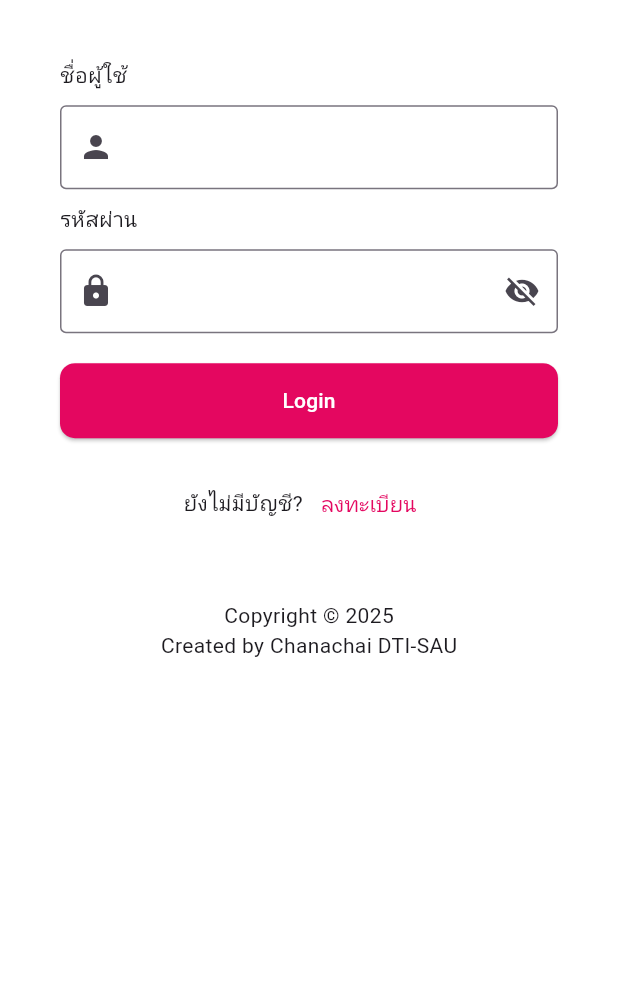
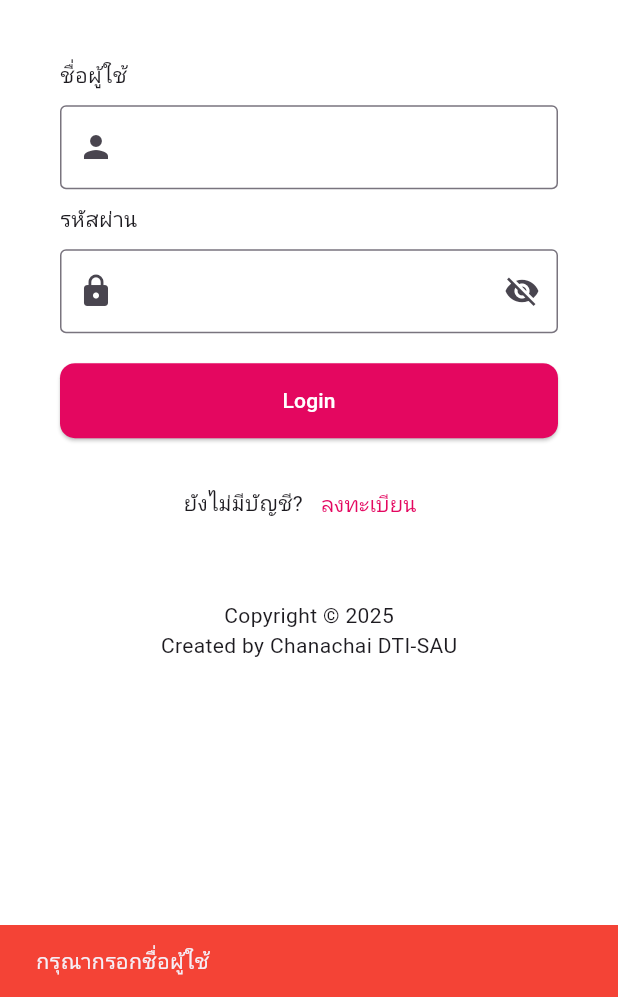
Before and after one commit to Chanachai04/festival_diary_app, a Flutter app: the screen it shows after launch, after a tap on "Login", on a phone screen of 412 x 824 dp, the part 239-1236 px from its top. Run offline on Flutter 3.47's test engine with Material 3 defaults, Android fonts, the phone set to English and light mode, and no system bars; our stand-ins replace dio, image_picker.

Commit message:
ทำระบบ login

```diff
--- /dev/null
+++ b/lib/constants/baseurl_constant.dart
@@ -0,0 +1 @@
+const baseurl = 'http://192.168.1.117:3030';
--- a/lib/views/login_ui.dart
+++ b/lib/views/login_ui.dart
@@ -1,4 +1,7 @@
 import 'package:festival_diary_app/constants/color_constant.dart';
+import 'package:festival_diary_app/models/user.dart';
+import 'package:festival_diary_app/services/user_api.dart';
+import 'package:festival_diary_app/views/home_ui.dart';
 import 'package:festival_diary_app/views/register_ui.dart';
 import 'package:flutter/material.dart';
 
@@ -10,6 +13,18 @@ class LoginUI extends StatefulWidget {
 }
 
 class _LoginUIState extends State<LoginUI> {
+  TextEditingController userNameCtrl = TextEditingController();
+  TextEditingController userPasswordCtrl = TextEditingController();
+
+  bool isShowUserPassword = true;
+  showWarningSnackBar(context, message) {
+    ScaffoldMessenger.of(context).showSnackBar(SnackBar(
+      content: Text(message),
+      backgroundColor: Colors.red,
+      duration: Duration(seconds: 2),
+    ));
+  }
+
   @override
   Widget build(BuildContext context) {
     return Scaffold(
@@ -48,6 +63,7 @@ class _LoginUIState extends State<LoginUI> {
                     height: 10,
                   ),
                   TextField(
+                    controller: userNameCtrl,
                     decoration: InputDecoration(
                       border: OutlineInputBorder(),
                       prefixIcon: Icon(Icons.person),
@@ -64,13 +80,20 @@ class _LoginUIState extends State<LoginUI> {
                     height: 10,
                   ),
                   TextField(
-                    obscureText: true,
+                    obscureText: isShowUserPassword,
+                    controller: userPasswordCtrl,
                     decoration: InputDecoration(
                       border: OutlineInputBorder(),
                       prefixIcon: Icon(Icons.lock),
                       suffixIcon: IconButton(
-                        onPressed: () {},
-                        icon: Icon(Icons.visibility_off),
+                        onPressed: () {
+                          setState(() {
+                            isShowUserPassword = !isShowUserPassword;
+                          });
+                        },
+                        icon: Icon(isShowUserPassword
+                            ? Icons.visibility_off
+                            : Icons.visibility),
                       ),
                     ),
                   ),
@@ -78,7 +101,31 @@ class _LoginUIState extends State<LoginUI> {
                     height: 20,
                   ),
                   ElevatedButton(
-                    onPressed: () {},
+                    onPressed: () async {
+                      if (userNameCtrl.text.isEmpty) {
+                        showWarningSnackBar(context, "กรุณากรอกชื่อผู้ใช้");
+                      } else if (userPasswordCtrl.text.isEmpty) {
+                        showWarningSnackBar(context, "กรุณากรอกรหัสผ่าน");
+                      } else {
+                        User user = User(
+                          userName: userNameCtrl.text,
+                          userPassword: userPasswordCtrl.text,
+                        );
+
+                        user = await UserApi().checkUser(user);
+                        if (user.userId != null) {
+                          Navigator.pushReplacement(
+                            context,
+                            MaterialPageRoute(
+                              builder: (context) => HomeUI(),
+                            ),
+                          );
+                        } else {
+                          showWarningSnackBar(
+                              context, 'ชื่อผู้ใช้หรือรหัสผ่านไม่ถูกต้อง');
+                        }
+                      }
+                    },
                     style: ElevatedButton.styleFrom(
                         backgroundColor: Color(mainColor),
                         fixedSize: Size(MediaQuery.of(context).size.width, 50),
--- a/lib/views/register_ui.dart
+++ b/lib/views/register_ui.dart
@@ -117,7 +117,7 @@ class _RegisterUIState extends State<RegisterUI> {
                     controller: userFullNameCtrl,
                     decoration: InputDecoration(
                       border: OutlineInputBorder(),
-                      prefixIcon: Icon(Icons.person),
+                      prefixIcon: Icon(Icons.featured_play_list),
                     ),
                   ),
                   SizedBox(
```
Also changed, not shown: lib/services/user_api.dart (+19 -1 lines), pubspec.lock, 125 other files.
